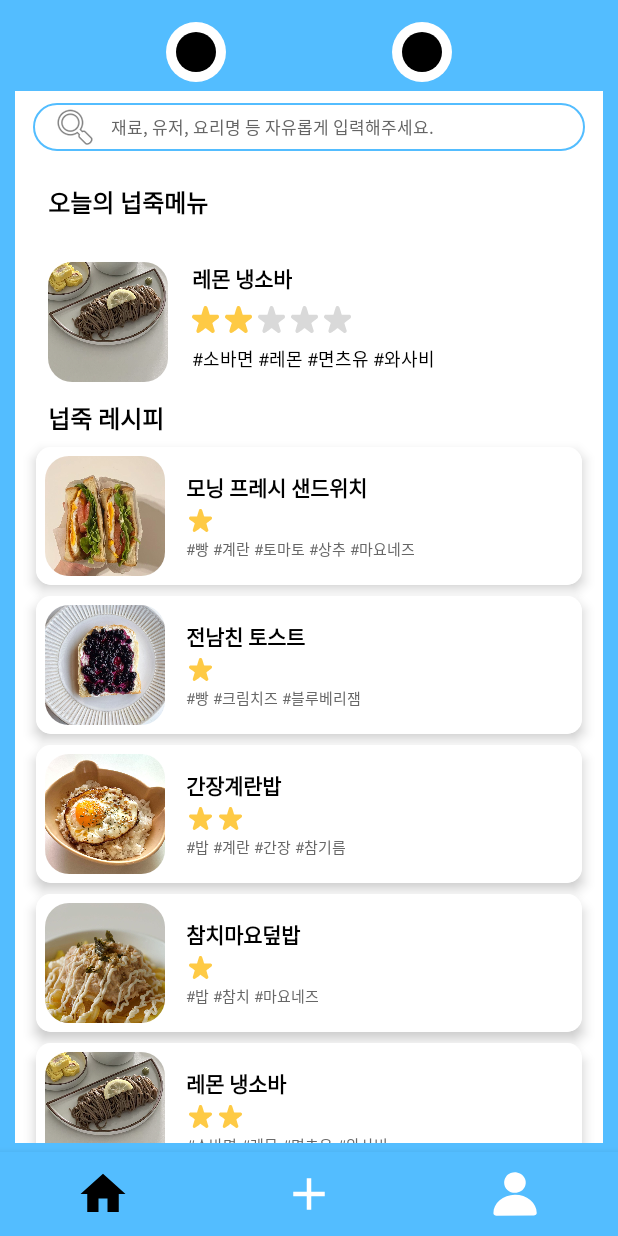
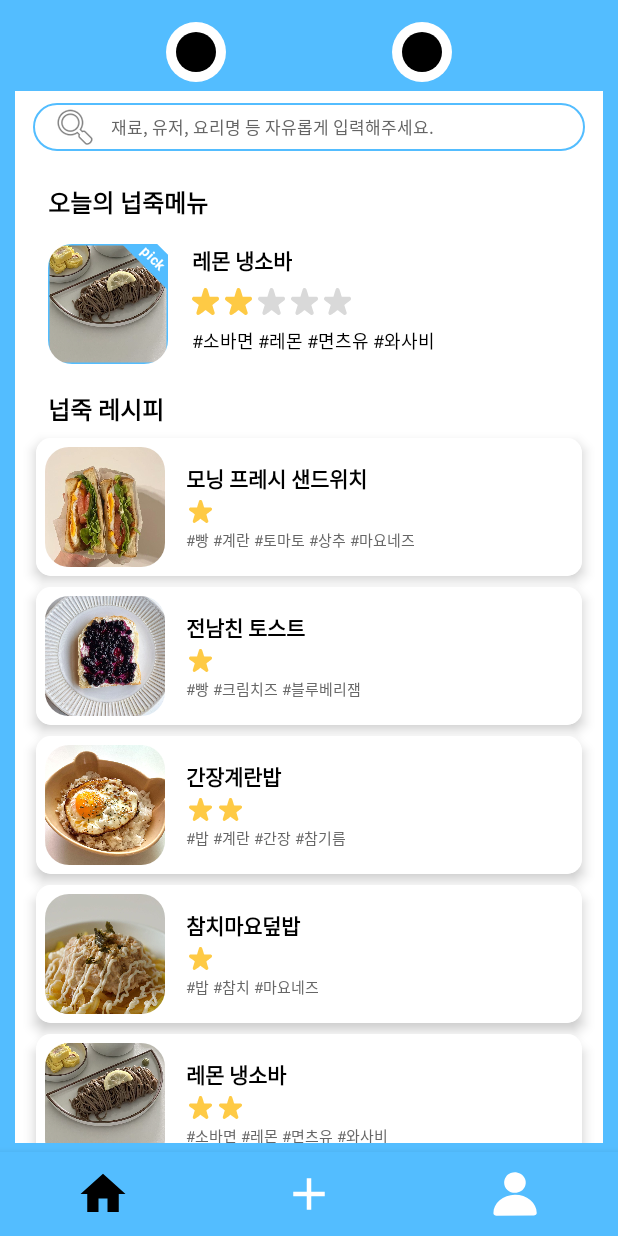
Before and after one commit to solmingming/project01, an Android app: the screen it shows after launch (MainActivity), on a phone screen of 412 x 824 dp. Run offline under Robolectric (Android 15) with nearby library versions, the phone set to English and light mode, and no system bars; our stand-ins replace navigation-ui.

Commit message:
07071200

```diff
--- a/app/build.gradle.kts
+++ b/app/build.gradle.kts
@@ -56,4 +56,5 @@ dependencies {
     implementation("com.github.bumptech.glide:glide:4.16.0")
     kapt("com.github.bumptech.glide:compiler:4.16.0")
     implementation("com.google.android.flexbox:flexbox:3.0.0")
+    implementation("com.google.android.material:material:1.12.0")
 }
--- /dev/null
+++ b/app/src/main/res/drawable/image_border_background.xml
@@ -0,0 +1,8 @@
+<?xml version="1.0" encoding="utf-8"?>
+<shape xmlns:android="http://schemas.android.com/apk/res/android">
+    <solid android:color="@android:color/transparent" />
+    <stroke
+        android:width="2dp"
+        android:color="#53BDFF" />
+    <corners android:radius="16dp"/>
+</shape>
--- /dev/null
+++ b/app/src/main/res/drawable/pick_ribbon.xml
@@ -0,0 +1,5 @@
+<?xml version="1.0" encoding="utf-8"?>
+<shape xmlns:android="http://schemas.android.com/apk/res/android"
+    android:shape="rectangle">
+    <solid android:color="#53BDFF" />
+</shape>
--- a/app/src/main/res/layout/item_recommend.xml
+++ b/app/src/main/res/layout/item_recommend.xml
@@ -1,30 +1,63 @@
 <?xml version="1.0" encoding="utf-8"?>
 <LinearLayout xmlns:android="http://schemas.android.com/apk/res/android"
+    xmlns:app="http://schemas.android.com/apk/res-auto"
     android:layout_width="match_parent"
     android:layout_height="wrap_content"
     android:orientation="horizontal"
     android:paddingHorizontal="16dp"
-    android:paddingTop="24dp">
+    android:paddingTop="12dp"
+    android:paddingBottom="6dp">
 
-    <!-- 추천 메뉴 이미지 (정방형 + 라운드 마스크 적용) -->
-    <ImageView
-        android:id="@+id/recommendImage"
+    <!-- ⬛ 이미지 + Pick 텍스트 겹치기 -->
+    <FrameLayout
         android:layout_width="80dp"
         android:layout_height="80dp"
         android:layout_marginEnd="16dp"
-        android:scaleType="centerCrop"
-        android:clipToOutline="true"
-        android:background="@drawable/rounded_corner_mask" />
+        android:clipChildren="false"
+        android:clipToPadding="false">
 
-    <!-- 추천 메뉴 제목, 난이도, 해시태그 -->
+        <!-- 이미지 -->
+
+        <!-- Pick 뱃지 (이미지 안쪽에 위치) -->
+        <com.google.android.material.imageview.ShapeableImageView
+            android:id="@+id/recommendImage"
+            android:layout_width="match_parent"
+            android:layout_height="match_parent"
+            android:scaleType="centerCrop"
+            app:shapeAppearanceOverlay="@style/RoundedCornerImage"
+            app:strokeColor="#53BDFF"
+            app:strokeWidth="2dp" />
+
+        <TextView
+            android:id="@+id/pickLabel"
+            android:layout_width="59dp"
+            android:layout_height="wrap_content"
+            android:layout_gravity="top|end"
+            android:background="@drawable/pick_ribbon"
+            android:gravity="center"
+            android:minWidth="48dp"
+            android:paddingHorizontal="6dp"
+            android:paddingVertical="2dp"
+            android:rotation="45"
+            android:text="pick"
+            android:textColor="#FFFFFF"
+            android:textSize="9sp"
+            android:textStyle="bold"
+            android:translationX="20dp"
+            android:translationY="1dp" />
+    </FrameLayout>
+
+
+
+    <!-- 텍스트 영역 -->
     <LinearLayout
-        android:orientation="vertical"
         android:layout_width="0dp"
         android:layout_height="wrap_content"
         android:layout_weight="1"
+        android:orientation="vertical"
         android:gravity="center_vertical">
 
-        <!-- 추천 메뉴 제목 -->
+        <!-- 제목 -->
         <TextView
             android:id="@+id/recommendTitle"
             android:layout_width="wrap_content"
@@ -34,55 +67,28 @@
             android:textSize="14sp"
             android:textColor="#000000" />
 
-        <!-- 난이도 (별점) -->
+        <!-- 별점 -->
         <LinearLayout
             android:orientation="horizontal"
             android:layout_width="wrap_content"
             android:layout_height="wrap_content"
             android:layout_marginTop="8dp">
 
-            <ImageView
-                android:id="@+id/star1"
-                android:src="@drawable/gray_star2"
-                android:layout_width="18dp"
-                android:layout_height="18dp"
-                android:layout_marginEnd="4dp"/>
-            <ImageView
-                android:id="@+id/star2"
-                android:src="@drawable/gray_star2"
-                android:layout_width="18dp"
-                android:layout_height="18dp"
-                android:layout_marginEnd="4dp"/>
-            <ImageView
-                android:id="@+id/star3"
-                android:src="@drawable/gray_star2"
-                android:layout_width="18dp"
-                android:layout_height="18dp"
-                android:layout_marginEnd="4dp"/>
-            <ImageView
-                android:id="@+id/star4"
-                android:src="@drawable/gray_star2"
-                android:layout_width="18dp"
-                android:layout_height="18dp"
-                android:layout_marginEnd="4dp"/>
-            <ImageView
-                android:id="@+id/star5"
-                android:src="@drawable/gray_star2"
-                android:layout_width="18dp"
-                android:layout_height="18dp"
-                android:layout_marginEnd="4dp"/>
+            <ImageView android:id="@+id/star1" android:layout_width="18dp" android:layout_height="18dp" android:layout_marginEnd="4dp" android:src="@drawable/gray_star2" />
+            <ImageView android:id="@+id/star2" android:layout_width="18dp" android:layout_height="18dp" android:layout_marginEnd="4dp" android:src="@drawable/gray_star2" />
+            <ImageView android:id="@+id/star3" android:layout_width="18dp" android:layout_height="18dp" android:layout_marginEnd="4dp" android:src="@drawable/gray_star2" />
+            <ImageView android:id="@+id/star4" android:layout_width="18dp" android:layout_height="18dp" android:layout_marginEnd="4dp" android:src="@drawable/gray_star2" />
+            <ImageView android:id="@+id/star5" android:layout_width="18dp" android:layout_height="18dp" android:layout_marginEnd="4dp" android:src="@drawable/gray_star2" />
         </LinearLayout>
 
-        <!-- 레시피 태그 -->
+        <!-- 해시태그 -->
         <TextView
             android:id="@+id/recommendTags"
             android:layout_width="wrap_content"
             android:layout_height="wrap_content"
             android:text="#아보카도 #새우 #토스트"
             android:textColor="#000000"
-            android:textSize="12dp"
-            android:layout_marginTop="8dp"/>
-
+            android:textSize="12sp"
+            android:layout_marginTop="8dp" />
     </LinearLayout>
-
 </LinearLayout>
--- /dev/null
+++ b/app/src/main/res/values/styles.xml
@@ -0,0 +1,7 @@
+<?xml version="1.0" encoding="utf-8"?>
+<resources>
+    <style name="RoundedCornerImage" parent="">
+        <item name="cornerFamily">rounded</item>
+        <item name="cornerSize">12dp</item>
+    </style>
+</resources>
```
